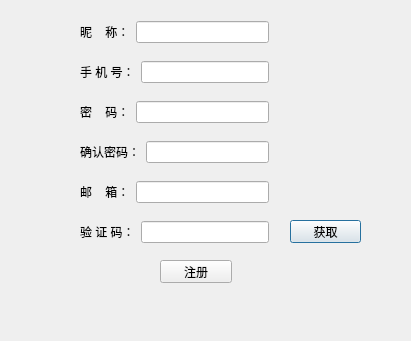
Old version of the form registerdialog.ui in the repository HustGw/CLLLLLLLSAFFFFFEWINN.
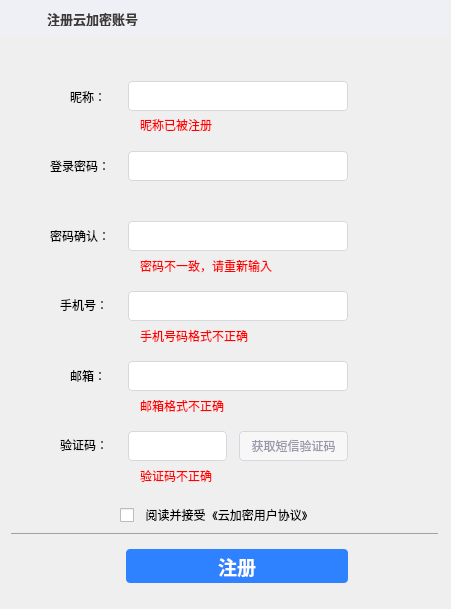
New version of the form. Icons and pictures are not drawn.

Commit message: 重写了注册界面

Diff of the .ui file:
```diff
--- a/registerdialog.ui
+++ b/registerdialog.ui
@@ -6,174 +6,419 @@
    <rect>
     <x>0</x>
     <y>0</y>
-    <width>411</width>
-    <height>341</height>
+    <width>451</width>
+    <height>609</height>
    </rect>
   </property>
   <property name="windowTitle">
    <string>注册</string>
   </property>
-  <widget class="QWidget" name="layoutWidget">
+  <property name="styleSheet">
+   <string notr="true"/>
+  </property>
+  <widget class="QWidget" name="widget" native="true">
    <property name="geometry">
     <rect>
-     <x>80</x>
-     <y>100</y>
-     <width>189</width>
-     <height>24</height>
+     <x>0</x>
+     <y>0</y>
+     <width>450</width>
+     <height>608</height>
     </rect>
    </property>
-   <layout class="QHBoxLayout" name="horizontalLayout_2">
-    <item>
-     <widget class="QLabel" name="label_2">
+   <property name="styleSheet">
+    <string notr="true"/>
+   </property>
+   <widget class="QWidget" name="widget_2" native="true">
+    <property name="geometry">
+     <rect>
+      <x>0</x>
+      <y>0</y>
+      <width>448</width>
+      <height>37</height>
+     </rect>
+    </property>
+    <property name="styleSheet">
+     <string notr="true">background-color: rgb(238, 240, 245);</string>
+    </property>
+    <widget class="QPushButton" name="closeBtn">
+     <property name="geometry">
+      <rect>
+       <x>425</x>
+       <y>6</y>
+       <width>14</width>
+       <height>14</height>
+      </rect>
+     </property>
+     <property name="focusPolicy">
+      <enum>Qt::NoFocus</enum>
+     </property>
+     <property name="styleSheet">
+      <string notr="true">background-image: url(:/new/mainwindow/pictures/delete_button.png);
+border:none;</string>
+     </property>
       <property name="text">
-       <string>密    码：</string>
-      </property>
-     </widget>
-    </item>
-    <item>
-     <widget class="QLineEdit" name="passwardLineEdit"/>
-    </item>
-   </layout>
-  </widget>
-  <widget class="QWidget" name="layoutWidget_3">
+      <string/>
+     </property>
+     <property name="flat">
+      <bool>true</bool>
+     </property>
+    </widget>
+    <widget class="QLabel" name="icon_words">
+     <property name="geometry">
+      <rect>
+       <x>47</x>
+       <y>12</y>
+       <width>105</width>
+       <height>14</height>
+      </rect>
+     </property>
+     <property name="styleSheet">
+      <string notr="true">font-size:13px;
+font-weight:bold;
+color:rgb(61,57,57);</string>
+     </property>
+     <property name="text">
+      <string>注册云加密账号</string>
+     </property>
+    </widget>
+   </widget>
+   <widget class="QLabel" name="nichengLabel">
    <property name="geometry">
     <rect>
-     <x>80</x>
-     <y>220</y>
-     <width>189</width>
-     <height>24</height>
-    </rect>
-   </property>
-   <layout class="QHBoxLayout" name="horizontalLayout_4">
-    <item>
-     <widget class="QLabel" name="label_4">
+      <x>70</x>
+      <y>90</y>
+      <width>39</width>
+      <height>13</height>
+     </rect>
+    </property>
       <property name="text">
-       <string>验 证 码：</string>
-      </property>
-     </widget>
-    </item>
-    <item>
-     <widget class="QLineEdit" name="code"/>
-    </item>
-   </layout>
+     <string>昵称：</string>
+    </property>
+   </widget>
+   <widget class="QLineEdit" name="nichengLineEdit">
+    <property name="geometry">
+     <rect>
+      <x>128</x>
+      <y>81</y>
+      <width>220</width>
+      <height>30</height>
+     </rect>
+    </property>
+    <property name="styleSheet">
+     <string notr="true">border:1px solid rgb(214,216,221);
+border-radius:4px;</string>
+    </property>
+   </widget>
+   <widget class="QLabel" name="passwardLabel">
+    <property name="geometry">
+     <rect>
+      <x>50</x>
+      <y>159</y>
+      <width>66</width>
+      <height>14</height>
+     </rect>
+    </property>
+    <property name="text">
+     <string>登录密码：</string>
+    </property>
+   </widget>
+   <widget class="QLineEdit" name="passwardLineEdit">
+    <property name="geometry">
+     <rect>
+      <x>128</x>
+      <y>151</y>
+      <width>220</width>
+      <height>30</height>
+     </rect>
+    </property>
+    <property name="styleSheet">
+     <string notr="true">border:1px solid rgb(214,216,221);
+border-radius:4px;</string>
+    </property>
+   </widget>
+   <widget class="QLabel" name="passwardLabel_2">
+    <property name="geometry">
+     <rect>
+      <x>50</x>
+      <y>229</y>
+      <width>66</width>
+      <height>14</height>
+     </rect>
+    </property>
+    <property name="text">
+     <string>密码确认：</string>
+    </property>
+   </widget>
+   <widget class="QLineEdit" name="passwardLineEdit_2">
+    <property name="geometry">
+     <rect>
+      <x>128</x>
+      <y>221</y>
+      <width>220</width>
+      <height>30</height>
+     </rect>
+    </property>
+    <property name="focusPolicy">
+     <enum>Qt::StrongFocus</enum>
+    </property>
+    <property name="styleSheet">
+     <string notr="true">border:1px solid rgb(214,216,221);
+border-radius:4px;</string>
+    </property>
+   </widget>
+   <widget class="QLabel" name="userLabel">
+    <property name="geometry">
+     <rect>
+      <x>60</x>
+      <y>299</y>
+      <width>54</width>
+      <height>12</height>
+     </rect>
+    </property>
+    <property name="text">
+     <string>手机号：</string>
+    </property>
+   </widget>
+   <widget class="QLineEdit" name="userLineEdit">
+    <property name="geometry">
+     <rect>
+      <x>128</x>
+      <y>291</y>
+      <width>220</width>
+      <height>30</height>
+     </rect>
+    </property>
+    <property name="styleSheet">
+     <string notr="true">border:1px solid rgb(214,216,221);
+border-radius:4px;</string>
+    </property>
+   </widget>
+   <widget class="QLabel" name="emailLabel">
+    <property name="geometry">
+     <rect>
+      <x>70</x>
+      <y>369</y>
+      <width>39</width>
+      <height>13</height>
+     </rect>
+    </property>
+    <property name="text">
+     <string>邮箱：</string>
+    </property>
+   </widget>
+   <widget class="QLineEdit" name="email">
+    <property name="geometry">
+     <rect>
+      <x>128</x>
+      <y>361</y>
+      <width>220</width>
+      <height>30</height>
+     </rect>
+    </property>
+    <property name="styleSheet">
+     <string notr="true">border:1px solid rgb(214,216,221);
+border-radius:4px;</string>
+    </property>
+   </widget>
+   <widget class="QLabel" name="codeLabel">
+    <property name="geometry">
+     <rect>
+      <x>60</x>
+      <y>439</y>
+      <width>54</width>
+      <height>12</height>
+     </rect>
+    </property>
+    <property name="text">
+     <string>验证码：</string>
+    </property>
+   </widget>
+   <widget class="QLineEdit" name="code">
+    <property name="geometry">
+     <rect>
+      <x>128</x>
+      <y>431</y>
+      <width>99</width>
+      <height>30</height>
+     </rect>
+    </property>
+    <property name="styleSheet">
+     <string notr="true">border:1px solid rgb(214,216,221);
+border-radius:4px;</string>
+    </property>
   </widget>
   <widget class="QPushButton" name="codeBtn">
    <property name="geometry">
     <rect>
-     <x>290</x>
-     <y>220</y>
-     <width>71</width>
-     <height>23</height>
-    </rect>
-   </property>
+      <x>239</x>
+      <y>431</y>
+      <width>109</width>
+      <height>30</height>
+     </rect>
+    </property>
+    <property name="styleSheet">
+     <string notr="true">background-color: rgb(247, 247, 247);
+color:rgb(153,153,171);
+border:1px solid rgb(214,216,221);
+border-radius:4px;</string>
+    </property>
    <property name="text">
-    <string>获取</string>
-   </property>
-  </widget>
-  <widget class="QWidget" name="layoutWidget_2">
+     <string>获取短信验证码</string>
+    </property>
+    <property name="flat">
+     <bool>true</bool>
+    </property>
+   </widget>
+   <widget class="QCheckBox" name="checkBox">
    <property name="geometry">
     <rect>
-     <x>80</x>
-     <y>60</y>
-     <width>189</width>
-     <height>24</height>
-    </rect>
-   </property>
-   <layout class="QHBoxLayout" name="horizontalLayout">
-    <item>
-     <widget class="QLabel" name="label">
+      <x>120</x>
+      <y>508</y>
+      <width>220</width>
+      <height>14</height>
+     </rect>
+    </property>
       <property name="text">
-       <string>手 机 号：</string>
-      </property>
-     </widget>
-    </item>
-    <item>
-     <widget class="QLineEdit" name="userLineEdit"/>
-    </item>
-   </layout>
+     <string>  阅读并接受  《云加密用户协议》</string>
+    </property>
   </widget>
   <widget class="QPushButton" name="signBtn">
    <property name="geometry">
     <rect>
-     <x>160</x>
-     <y>260</y>
-     <width>72</width>
-     <height>23</height>
-    </rect>
-   </property>
+      <x>126</x>
+      <y>549</y>
+      <width>222</width>
+      <height>34</height>
+     </rect>
+    </property>
+    <property name="styleSheet">
+     <string notr="true">border-radius:4px;
+background-color: rgb(46, 130, 255);
+font-size:14pt;
+font-weight:bold;
+color:white;</string>
+    </property>
    <property name="text">
     <string>注册</string>
    </property>
   </widget>
-  <widget class="QWidget" name="layoutWidget_4">
+   <widget class="QFrame" name="line">
    <property name="geometry">
     <rect>
-     <x>80</x>
-     <y>180</y>
-     <width>189</width>
-     <height>24</height>
-    </rect>
-   </property>
-   <layout class="QHBoxLayout" name="horizontalLayout_3">
-    <item>
-     <widget class="QLabel" name="label_3">
+      <x>11</x>
+      <y>533</y>
+      <width>428</width>
+      <height>1</height>
+     </rect>
+    </property>
+    <property name="styleSheet">
+     <string notr="true">background-color:rgb(238,240,245);</string>
+    </property>
+    <property name="frameShape">
+     <enum>QFrame::HLine</enum>
+    </property>
+    <property name="frameShadow">
+     <enum>QFrame::Raised</enum>
+    </property>
+   </widget>
+   <widget class="QLabel" name="nichengAlert">
+    <property name="geometry">
+     <rect>
+      <x>140</x>
+      <y>118</y>
+      <width>200</width>
+      <height>14</height>
+     </rect>
+    </property>
+    <property name="styleSheet">
+     <string notr="true">color:red;
+</string>
+    </property>
       <property name="text">
-       <string>邮    箱：</string>
-      </property>
-     </widget>
-    </item>
-    <item>
-     <widget class="QLineEdit" name="email"/>
-    </item>
-   </layout>
-  </widget>
-  <widget class="QWidget" name="layoutWidget_5">
+     <string>昵称已被注册</string>
+    </property>
+   </widget>
+   <widget class="QLabel" name="passwardAlert">
+    <property name="geometry">
+     <rect>
+      <x>140</x>
+      <y>259</y>
+      <width>200</width>
+      <height>14</height>
+     </rect>
+    </property>
+    <property name="styleSheet">
+     <string notr="true">color:red;</string>
+    </property>
+    <property name="text">
+     <string>密码不一致，请重新输入</string>
+    </property>
+   </widget>
+   <widget class="QLabel" name="userAlert">
    <property name="geometry">
     <rect>
-     <x>80</x>
-     <y>20</y>
-     <width>189</width>
-     <height>24</height>
-    </rect>
-   </property>
-   <layout class="QHBoxLayout" name="horizontalLayout_5">
-    <item>
-     <widget class="QLabel" name="label_5">
+      <x>140</x>
+      <y>329</y>
+      <width>200</width>
+      <height>14</height>
+     </rect>
+    </property>
+    <property name="styleSheet">
+     <string notr="true">color:red;</string>
+    </property>
       <property name="text">
-       <string>昵    称：</string>
-      </property>
-     </widget>
-    </item>
-    <item>
-     <widget class="QLineEdit" name="nichengLineEdit"/>
-    </item>
-   </layout>
-  </widget>
-  <widget class="QWidget" name="layoutWidget_6">
+     <string>手机号码格式不正确</string>
+    </property>
+   </widget>
+   <widget class="QLabel" name="codeAlert">
+    <property name="geometry">
+     <rect>
+      <x>140</x>
+      <y>469</y>
+      <width>200</width>
+      <height>14</height>
+     </rect>
+    </property>
+    <property name="styleSheet">
+     <string notr="true">color:red;
+</string>
+    </property>
+    <property name="text">
+     <string>验证码不正确</string>
+    </property>
+   </widget>
+   <widget class="QLabel" name="emailAlert">
    <property name="geometry">
     <rect>
-     <x>80</x>
-     <y>140</y>
-     <width>189</width>
-     <height>24</height>
-    </rect>
-   </property>
-   <layout class="QHBoxLayout" name="horizontalLayout_6">
-    <item>
-     <widget class="QLabel" name="label_6">
+      <x>140</x>
+      <y>399</y>
+      <width>200</width>
+      <height>14</height>
+     </rect>
+    </property>
+    <property name="styleSheet">
+     <string notr="true">color:red;</string>
+    </property>
       <property name="text">
-       <string>确认密码：</string>
-      </property>
-     </widget>
-    </item>
-    <item>
-     <widget class="QLineEdit" name="passwardLineEdit_2">
-      <property name="echoMode">
-       <enum>QLineEdit::Password</enum>
-      </property>
-     </widget>
-    </item>
-   </layout>
+     <string>邮箱格式不正确</string>
+    </property>
+   </widget>
+   <widget class="QLabel" name="icon">
+    <property name="geometry">
+     <rect>
+      <x>15</x>
+      <y>11</y>
+      <width>23</width>
+      <height>17</height>
+     </rect>
+    </property>
+    <property name="styleSheet">
+     <string notr="true">background-image: url(:/new/mainwindow/pictures/system_icon.png);</string>
+    </property>
+    <property name="text">
+     <string/>
+    </property>
+   </widget>
   </widget>
  </widget>
  <resources/>
```
Left out of the diff: 2 changed lines with no effect on the pictures. Lines whose indentation alone changed are shown as unchanged. The commit also changes 4 other files.
